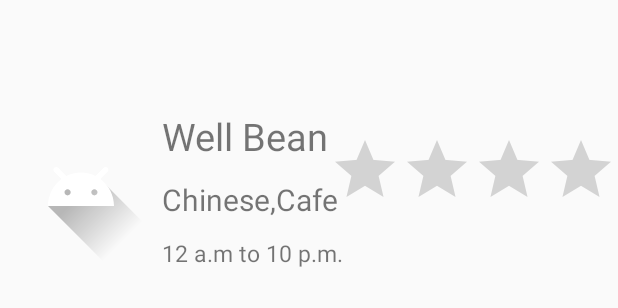
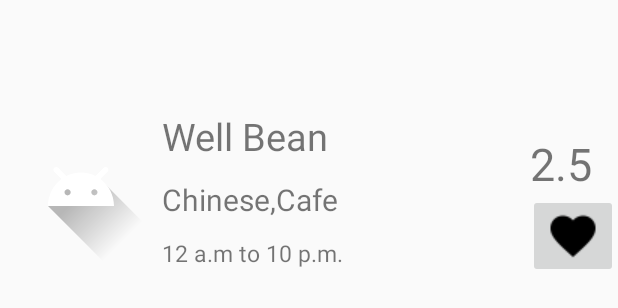
Before and after one commit to tushar8848/DOT7, an Android app: the layout single_item_restaurant_view.xml on its own in the app's theme, with its tools: preview values and no code run, on a phone screen of 412 x 824 dp. Shown: the top 308 px of the screen. Run offline under Robolectric (Android 15) with nearby library versions, the phone set to English and light mode, and no system bars; network calls fail.

Commit message:
Made restaurant recycler view Page and single item restaurant view page.

```diff
--- a/app/src/main/res/layout/single_item_restaurant_view.xml
+++ b/app/src/main/res/layout/single_item_restaurant_view.xml
@@ -45,10 +45,25 @@
         android:text="12 a.m to 10 p.m."
         android:textSize="15sp" />
 
-    <RatingBar
-        android:id="@+id/ratingBar"
+    <TextView
+        android:id="@+id/Rating"
         android:layout_width="wrap_content"
         android:layout_height="wrap_content"
-        android:layout_above="@+id/timing"
-        android:layout_toEndOf="@+id/res_name" />
+        android:layout_alignParentEnd="true"
+        android:layout_alignTop="@+id/res_name"
+        android:layout_marginEnd="17dp"
+        android:layout_marginTop="15dp"
+        android:text="2.5"
+        android:textSize="30sp" />
+
+    <android.support.design.widget.CheckableImageButton
+        android:layout_width="wrap_content"
+        android:layout_height="wrap_content"
+        android:layout_below="@+id/Rating"
+        android:layout_alignParentEnd="true"
+        android:id="@+id/fav"
+        android:onClick="add_to_fav"
+        android:src="@drawable/ic_favorite_black_24dp"/>
+
+
 </RelativeLayout>
--- a/app/src/main/res/values/strings.xml
+++ b/app/src/main/res/values/strings.xml
@@ -2,6 +2,8 @@
     <string name="app_name">Dot7</string>
     <string name="title_activity_check_connection">CheckConnection</string>
     <string name="welcome_screen">Ready to order from top restaurants?</string>
+    <string name="cart">Add to Cart</string>
+    <string name="call">Call to Order</string>
     <string name="already_have_an_account">Have an account? Login</string>
     <string name="sign_up">Sign Up</string>
     <string name="enter_email_id">Enter your Email-id</string>
```
Also changed, not shown: app/src/main/res/drawable/ic_favorite_black_24dp.png (added), app/src/main/res/drawable/ic_shopping_cart_black_24dp.png (added).
